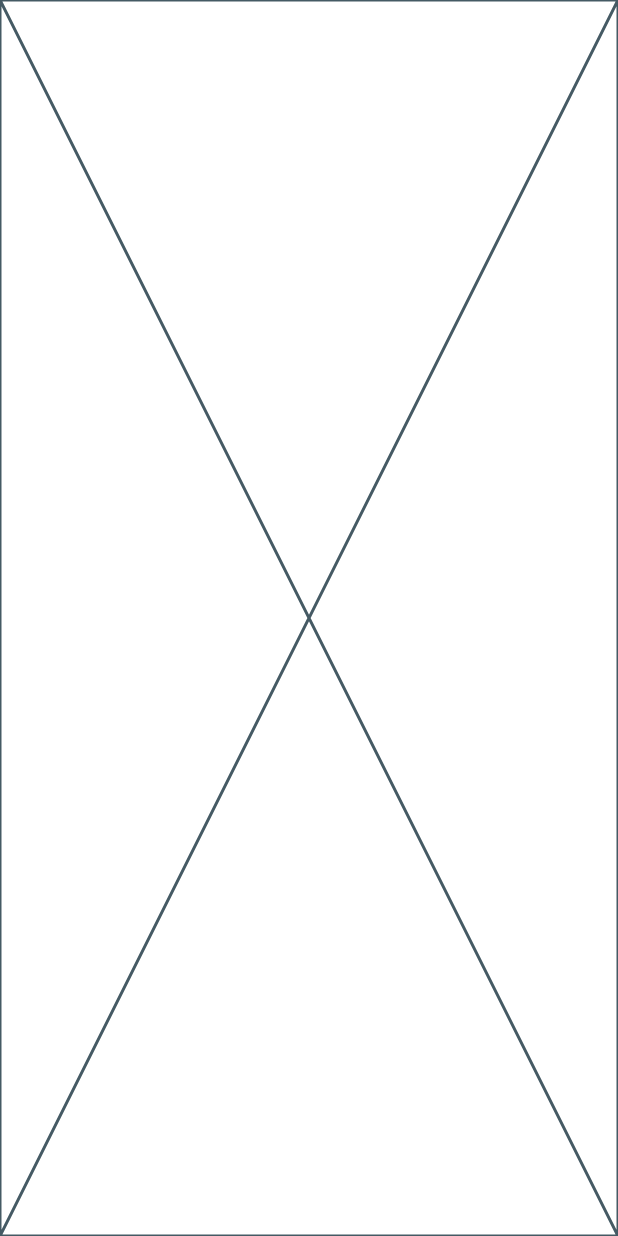
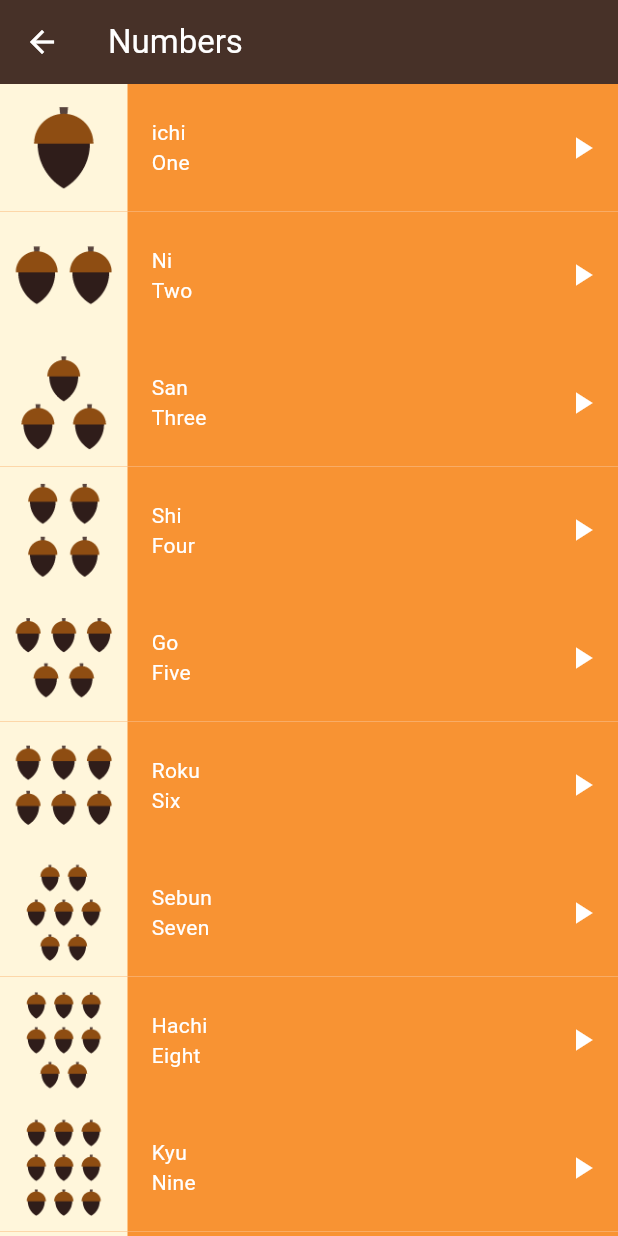
Before and after one commit to AhmedAwadNosir/Toku_App, a Flutter app: the screen it shows after launch, after a tap on "Numbers", on a phone screen of 412 x 824 dp. Run offline on Flutter 3.47's test engine with Material 2 defaults, Android fonts, the phone set to English and light mode, and no system bars.

Commit message:
adding audio player pakage and create NumbersVeiw

```diff
--- /dev/null
+++ b/lib/Models/Numbers_Model.dart
@@ -0,0 +1,9 @@
+class NumbersModel {
+  final String image, title, subtitle, audio;
+  const NumbersModel({
+    required this.audio,
+    required this.image,
+    required this.title,
+    required this.subtitle,
+  });
+}
--- a/lib/Pages_Views/Numbers_View.dart
+++ b/lib/Pages_Views/Numbers_View.dart
@@ -1,11 +1,82 @@
-import 'package:flutter/src/widgets/framework.dart';
-import 'package:flutter/src/widgets/placeholder.dart';
+import 'package:flutter/material.dart';
+import '../Models/Numbers_Model.dart';
+import '../Wedgits/Number_Wedgit.dart';
 
 class NumbersView extends StatelessWidget {
   const NumbersView({super.key});
-  static const id = "NumbersView";
+
+  final List<NumbersModel> numData = const [
+    NumbersModel(
+        image: "assets/images/numbers/number_one.png",
+        title: "ichi",
+        subtitle: "One",
+        audio: "sounds/numbers/number_one_sound.mp3"),
+    NumbersModel(
+        image: "assets/images/numbers/number_two.png",
+        title: "Ni",
+        subtitle: "Two",
+        audio: "sounds/numbers/number_two_sound.mp3"),
+    NumbersModel(
+        image: "assets/images/numbers/number_three.png",
+        title: "San",
+        subtitle: "Three",
+        audio: "sounds/numbers/number_three_sound.mp3"),
+    NumbersModel(
+        image: "assets/images/numbers/number_four.png",
+        title: "Shi",
+        subtitle: "Four",
+        audio: "sounds/numbers/number_four_sound.mp3"),
+    NumbersModel(
+        image: "assets/images/numbers/number_five.png",
+        title: "Go",
+        subtitle: "Five",
+        audio: "sounds/numbers/number_five_sound.mp3"),
+    NumbersModel(
+        image: "assets/images/numbers/number_six.png",
+        title: "Roku",
+        subtitle: "Six",
+        audio: "sounds/numbers/number_six_sound.mp3"),
+    NumbersModel(
+        image: "assets/images/numbers/number_seven.png",
+        title: "Sebun",
+        subtitle: "Seven",
+        audio: "sounds/numbers/number_seven_sound.mp3"),
+    NumbersModel(
+        image: "assets/images/numbers/number_eight.png",
+        title: "Hachi",
+        subtitle: "Eight",
+        audio: "sounds/numbers/number_eight_sound.mp3"),
+    NumbersModel(
+        image: "assets/images/numbers/number_nine.png",
+        title: "Kyu",
+        subtitle: "Nine",
+        audio: "sounds/numbers/number_nine_sound.mp3"),
+    NumbersModel(
+        image: "assets/images/numbers/number_ten.png",
+        title: "Ju",
+        subtitle: "Ten",
+        audio: "sounds/numbers/number_ten_sound.mp3"),
+  ];
+  static const id = "numbersView";
   @override
   Widget build(BuildContext context) {
-    return const Placeholder();
+    return Scaffold(
+      appBar: AppBar(
+        iconTheme: const IconThemeData(color: Colors.white),
+        title: const Text(
+          "Numbers",
+          style: TextStyle(color: Colors.white),
+        ),
+        backgroundColor: const Color(0xFF473128),
+        elevation: 0,
+      ),
+      body: ListView.builder(
+        physics: const BouncingScrollPhysics(),
+        itemCount: numData.length,
+        itemBuilder: (context, index) {
+          return NumberItem(numModel: numData[index]);
+        },
+      ),
+    );
   }
 }
--- /dev/null
+++ b/lib/Wedgits/Number_Wedgit.dart
@@ -0,0 +1,42 @@
+import 'package:audioplayers/audioplayers.dart';
+import 'package:flutter/material.dart';
+
+import '../Models/Numbers_Model.dart';
+
+class NumberItem extends StatelessWidget {
+  const NumberItem({super.key, required this.numModel});
+  final NumbersModel numModel;
+
+  @override
+  Widget build(BuildContext context) {
+    return Container(
+      color: const Color(0xFFF89333),
+      height: 85,
+      child: Row(
+        children: [
+          Container(
+            color: const Color(0xFFFFF6DB),
+            child: Image.asset(numModel.image),
+          ),
+          Padding(
+            padding: const EdgeInsets.only(left: 16),
+            child: Text(
+              "${numModel.title}\n${numModel.subtitle}",
+              style: const TextStyle(color: Colors.white),
+            ),
+          ),
+          const Spacer(),
+          IconButton(
+              onPressed: () {
+                final player = AudioPlayer();
+                player.play(AssetSource(numModel.audio));
+              },
+              icon: const Icon(
+                Icons.play_arrow,
+                color: Colors.white,
+              ))
+        ],
+      ),
+    );
+  }
+}
```
Also changed, not shown: pubspec.yaml (+4 -11 lines), pubspec.lock, 5 other files.
